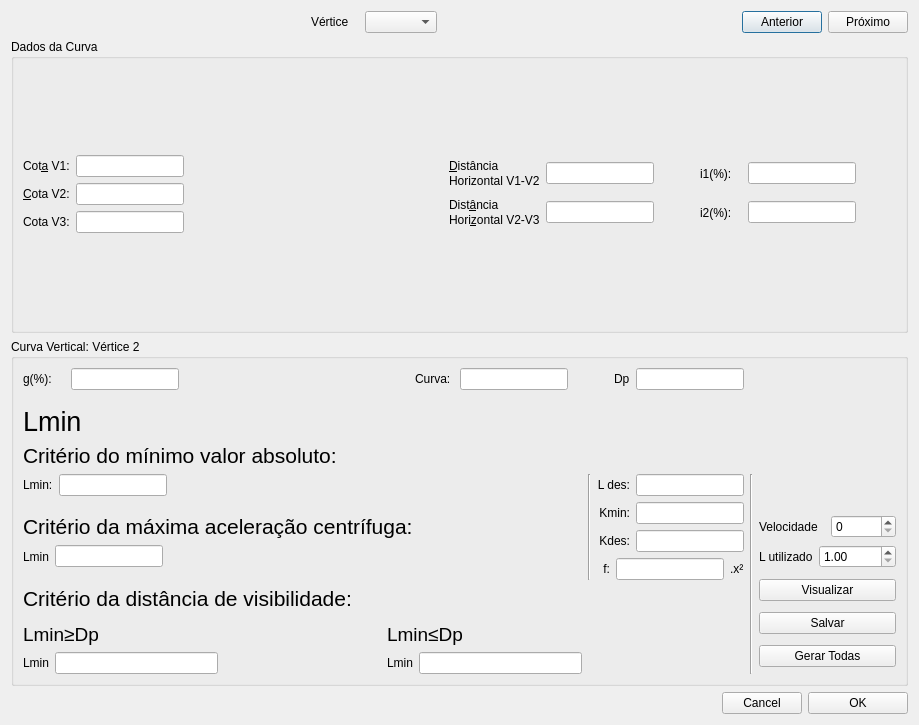
matheusfillipe/Topografia, file app/view/ui/Topo_dialog-cv.ui: the form before one commit.
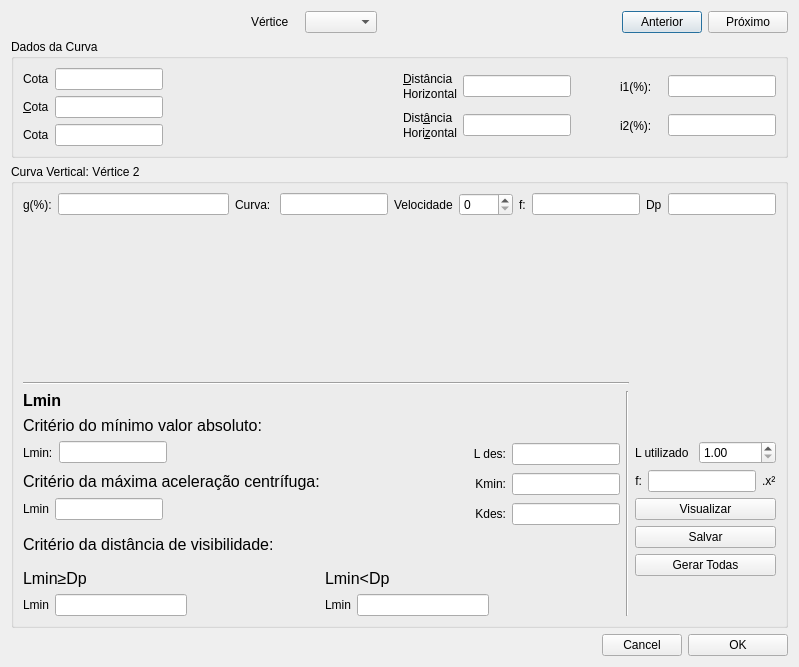
The form after the commit.

```diff
--- a/app/view/ui/Topo_dialog-cv.ui
+++ b/app/view/ui/Topo_dialog-cv.ui
@@ -6,8 +6,8 @@
    <rect>
     <x>0</x>
     <y>0</y>
-    <width>919</width>
-    <height>725</height>
+    <width>799</width>
+    <height>667</height>
    </rect>
   </property>
   <property name="windowTitle">
@@ -41,7 +41,7 @@
                <number>1</number>
               </property>
               <property name="text">
-               <string>Cot&amp;a V1:</string>
+               <string>Cota</string>
               </property>
               <property name="alignment">
                <set>Qt::AlignLeading|Qt::AlignLeft|Qt::AlignVCenter</set>
@@ -96,7 +96,7 @@
                <string extracomment="Cota do vértice em edição"/>
               </property>
               <property name="text">
-               <string>&amp;Cota V2:</string>
+               <string>&amp;Cota</string>
               </property>
               <property name="buddy">
                <cstring>uicota</cstring>
@@ -151,7 +151,7 @@
                <string extracomment="Cota do vértice em edição"/>
               </property>
               <property name="text">
-               <string>Cota V3:</string>
+               <string>Cota</string>
               </property>
               <property name="buddy">
                <cstring>uicota2</cstring>
@@ -222,7 +222,7 @@
                  <string extracomment="Distância horizontal ao vértice anterior"/>
                 </property>
                 <property name="text">
-                 <string>Horizontal V1-V2</string>
+                 <string>Horizontal</string>
                 </property>
                </widget>
               </item>
@@ -285,19 +285,6 @@
                 </property>
                </widget>
               </item>
-              <item>
-               <spacer name="horizontalSpacer_11">
-                <property name="orientation">
-                 <enum>Qt::Horizontal</enum>
-                </property>
-                <property name="sizeHint" stdset="0">
-                 <size>
-                  <width>40</width>
-                  <height>20</height>
-                 </size>
-                </property>
-               </spacer>
-              </item>
              </layout>
             </item>
            </layout>
@@ -322,7 +309,7 @@
               <item>
                <widget class="QLabel" name="label_12">
                 <property name="text">
-                 <string>Hori&amp;zontal V2-V3</string>
+                 <string>Hori&amp;zontal</string>
                 </property>
                 <property name="buddy">
                  <cstring>uihorizontal2</cstring>
@@ -388,19 +375,6 @@
                 </property>
                </widget>
               </item>
-              <item>
-               <spacer name="horizontalSpacer_14">
-                <property name="orientation">
-                 <enum>Qt::Horizontal</enum>
-                </property>
-                <property name="sizeHint" stdset="0">
-                 <size>
-                  <width>40</width>
-                  <height>20</height>
-                 </size>
-                </property>
-               </spacer>
-              </item>
              </layout>
             </item>
            </layout>
@@ -522,146 +496,20 @@
       <string>Curva Vertical: Vértice 2</string>
      </property>
      <layout class="QGridLayout" name="gridLayout_2">
-      <item row="6" column="4">
-       <layout class="QHBoxLayout" name="horizontalLayout_19">
-        <item>
-         <widget class="QLabel" name="label_5">
-          <property name="text">
-           <string>Velocidade</string>
-          </property>
-         </widget>
-        </item>
-        <item>
-         <widget class="QSpinBox" name="velproj">
-          <property name="toolTip">
-           <string>Velocidade de projeto</string>
-          </property>
-          <property name="minimum">
-           <number>0</number>
-          </property>
-          <property name="maximum">
-           <number>400</number>
-          </property>
-          <property name="singleStep">
-           <number>10</number>
-          </property>
-          <property name="value">
-           <number>0</number>
-          </property>
-         </widget>
-        </item>
-       </layout>
-      </item>
-      <item row="0" column="0" colspan="3">
-       <layout class="QHBoxLayout" name="horizontalLayout_9">
-        <item>
-         <layout class="QHBoxLayout" name="horizontalLayout_5">
-          <item>
-           <widget class="QLabel" name="cotaLabel_2">
-            <property name="text">
-             <string>g(%):    </string>
-            </property>
-           </widget>
-          </item>
-          <item>
-           <widget class="QLineEdit" name="uiG">
-            <property name="sizePolicy">
-             <sizepolicy hsizetype="Fixed" vsizetype="Fixed">
-              <horstretch>0</horstretch>
-              <verstretch>0</verstretch>
-             </sizepolicy>
-            </property>
-            <property name="readOnly">
-             <bool>true</bool>
-            </property>
-           </widget>
-          </item>
-          <item>
-           <spacer name="horizontalSpacer_8">
-            <property name="orientation">
-             <enum>Qt::Horizontal</enum>
-            </property>
-            <property name="sizeHint" stdset="0">
-             <size>
-              <width>40</width>
-              <height>20</height>
-             </size>
-            </property>
-           </spacer>
-          </item>
-          <item>
-           <layout class="QHBoxLayout" name="horizontalLayout_11">
-            <item>
-             <widget class="QLabel" name="cotaLabel_9">
-              <property name="sizePolicy">
-               <sizepolicy hsizetype="Maximum" vsizetype="Preferred">
-                <horstretch>0</horstretch>
-                <verstretch>0</verstretch>
-               </sizepolicy>
-              </property>
-              <property name="text">
-               <string>Curva: </string>
-              </property>
-             </widget>
-            </item>
-            <item>
-             <widget class="QLineEdit" name="uiCurveType">
-              <property name="enabled">
-               <bool>true</bool>
-              </property>
-              <property name="sizePolicy">
-               <sizepolicy hsizetype="Fixed" vsizetype="Fixed">
-                <horstretch>0</horstretch>
-                <verstretch>0</verstretch>
-               </sizepolicy>
-              </property>
-              <property name="readOnly">
-               <bool>true</bool>
-              </property>
-             </widget>
-            </item>
-            <item>
-             <spacer name="horizontalSpacer_16">
-              <property name="orientation">
-               <enum>Qt::Horizontal</enum>
-              </property>
-              <property name="sizeHint" stdset="0">
-               <size>
-                <width>40</width>
-                <height>20</height>
-               </size>
-              </property>
-             </spacer>
-            </item>
-            <item>
-             <widget class="QLabel" name="label_2">
-              <property name="text">
-               <string>Dp</string>
-              </property>
-             </widget>
-            </item>
-            <item>
-             <widget class="QLineEdit" name="uiDp"/>
-            </item>
-           </layout>
-          </item>
-         </layout>
-        </item>
-       </layout>
-      </item>
       <item row="2" column="0">
-       <widget class="QLabel" name="label_15">
-        <property name="font">
-         <font>
-          <pointsize>20</pointsize>
-         </font>
+       <spacer name="verticalSpacer_2">
+        <property name="orientation">
+         <enum>Qt::Vertical</enum>
         </property>
-        <property name="text">
-         <string>Lmin</string>
+        <property name="sizeHint" stdset="0">
+         <size>
+          <width>20</width>
+          <height>40</height>
+         </size>
         </property>
-       </widget>
+       </spacer>
       </item>
-      <item row="0" column="4">
+      <item row="4" column="3">
        <widget class="QLabel" name="uiAlertaLb">
         <property name="font">
          <font>
@@ -674,7 +522,80 @@
         </property>
        </widget>
       </item>
-      <item row="7" column="4">
+      <item row="4" column="0">
+       <widget class="QLabel" name="label_15">
+        <property name="font">
+         <font>
+          <pointsize>12</pointsize>
+          <weight>75</weight>
+          <bold>true</bold>
+         </font>
+        </property>
+        <property name="text">
+         <string>Lmin</string>
+        </property>
+       </widget>
+      </item>
+      <item row="4" column="2" rowspan="10">
+       <widget class="Line" name="line_2">
+        <property name="orientation">
+         <enum>Qt::Vertical</enum>
+        </property>
+       </widget>
+      </item>
+      <item row="5" column="0">
+       <widget class="QLabel" name="label_6">
+        <property name="font">
+         <font>
+          <pointsize>12</pointsize>
+         </font>
+        </property>
+        <property name="text">
+         <string>Critério do mínimo valor absoluto:</string>
+        </property>
+       </widget>
+      </item>
+      <item row="7" column="3">
+       <layout class="QHBoxLayout" name="horizontalLayout_18">
+        <item>
+         <widget class="QLabel" name="cotaLabel_10">
+          <property name="toolTip">
+           <string extracomment="Constante g/(2L)"/>
+          </property>
+          <property name="text">
+           <string>f:</string>
+          </property>
+          <property name="alignment">
+           <set>Qt::AlignRight|Qt::AlignTrailing|Qt::AlignVCenter</set>
+          </property>
+         </widget>
+        </item>
+        <item>
+         <widget class="QLineEdit" name="uif">
+          <property name="sizePolicy">
+           <sizepolicy hsizetype="Fixed" vsizetype="Fixed">
+            <horstretch>0</horstretch>
+            <verstretch>0</verstretch>
+           </sizepolicy>
+          </property>
+          <property name="toolTip">
+           <string comment="?" extracomment="Constante g/(2L)"/>
+          </property>
+          <property name="readOnly">
+           <bool>true</bool>
+          </property>
+         </widget>
+        </item>
+        <item>
+         <widget class="QLabel" name="label_4">
+          <property name="text">
+           <string>.x²</string>
+          </property>
+         </widget>
+        </item>
+       </layout>
+      </item>
+      <item row="6" column="3">
        <layout class="QHBoxLayout" name="horizontalLayout_31">
         <item>
          <widget class="QLabel" name="cotaLabel_23">
@@ -698,215 +619,7 @@
         </item>
        </layout>
       </item>
-      <item row="3" column="0">
-       <widget class="QLabel" name="label_6">
-        <property name="font">
-         <font>
-          <pointsize>16</pointsize>
-         </font>
-        </property>
-        <property name="text">
-         <string>Critério do mínimo valor absoluto:</string>
-        </property>
-       </widget>
-      </item>
-      <item row="1" column="0">
-       <spacer name="verticalSpacer_2">
-        <property name="orientation">
-         <enum>Qt::Vertical</enum>
-        </property>
-        <property name="sizeType">
-         <enum>QSizePolicy::Fixed</enum>
-        </property>
-        <property name="sizeHint" stdset="0">
-         <size>
-          <width>20</width>
-          <height>10</height>
-         </size>
-        </property>
-       </spacer>
-      </item>
-      <item row="4" column="2" rowspan="5">
-       <layout class="QVBoxLayout" name="verticalLayout_4">
-        <item>
-         <layout class="QHBoxLayout" name="horizontalLayout_13">
-          <item>
-           <widget class="QLabel" name="cotaLabel_19">
-            <property name="sizePolicy">
-             <sizepolicy hsizetype="Minimum" vsizetype="Preferred">
-              <horstretch>0</horstretch>
-              <verstretch>0</verstretch>
-             </sizepolicy>
-            </property>
-            <property name="text">
-             <string>L des:</string>
-            </property>
-            <property name="alignment">
-             <set>Qt::AlignRight|Qt::AlignTrailing|Qt::AlignVCenter</set>
-            </property>
-           </widget>
-          </item>
-          <item>
-           <widget class="QLineEdit" name="uiLdes">
-            <property name="sizePolicy">
-             <sizepolicy hsizetype="Fixed" vsizetype="Fixed">
-              <horstretch>0</horstretch>
-              <verstretch>0</verstretch>
-             </sizepolicy>
-            </property>
-            <property name="readOnly">
-             <bool>true</bool>
-            </property>
-           </widget>
-          </item>
-         </layout>
-        </item>
-        <item>
-         <layout class="QHBoxLayout" name="horizontalLayout_28">
-          <item>
-           <widget class="QLabel" name="cotaLabel_20">
-            <property name="text">
-             <string>Kmin:</string>
-            </property>
-            <property name="alignment">
-             <set>Qt::AlignRight|Qt::AlignTrailing|Qt::AlignVCenter</set>
-            </property>
-           </widget>
-          </item>
-          <item>
-           <widget class="QLineEdit" name="uiKmin">
-            <property name="sizePolicy">
-             <sizepolicy hsizetype="Fixed" vsizetype="Fixed">
-              <horstretch>0</horstretch>
-              <verstretch>0</verstretch>
-             </sizepolicy>
-            </property>
-            <property name="readOnly">
-             <bool>true</bool>
-            </property>
-           </widget>
-          </item>
-         </layout>
-        </item>
-        <item>
-         <layout class="QHBoxLayout" name="horizontalLayout_29">
-          <item>
-           <widget class="QLabel" name="cotaLabel_21">
-            <property name="text">
-             <string>Kdes:</string>
-            </property>
-            <property name="alignment">
-             <set>Qt::AlignRight|Qt::AlignTrailing|Qt::AlignVCenter</set>
-            </property>
-           </widget>
-          </item>
-          <item>
-           <widget class="QLineEdit" name="uiKdes">
-            <property name="sizePolicy">
-             <sizepolicy hsizetype="Fixed" vsizetype="Fixed">
-              <horstretch>0</horstretch>
-              <verstretch>0</verstretch>
-             </sizepolicy>
-            </property>
-            <property name="readOnly">
-             <bool>true</bool>
-            </property>
-           </widget>
-          </item>
-         </layout>
-        </item>
-        <item>
-         <layout class="QHBoxLayout" name="horizontalLayout_18">
-          <item>
-           <widget class="QLabel" name="cotaLabel_10">
-            <property name="toolTip">
-             <string extracomment="Constante g/(2L)"/>
-            </property>
-            <property name="text">
-             <string>f:</string>
-            </property>
-            <property name="alignment">
-             <set>Qt::AlignRight|Qt::AlignTrailing|Qt::AlignVCenter</set>
-            </property>
-           </widget>
-          </item>
-          <item>
-           <widget class="QLineEdit" name="uif">
-            <property name="sizePolicy">
-             <sizepolicy hsizetype="Fixed" vsizetype="Fixed">
-              <horstretch>0</horstretch>
-              <verstretch>0</verstretch>
-             </sizepolicy>
-            </property>
-            <property name="toolTip">
-             <string comment="?" extracomment="Constante g/(2L)"/>
-            </property>
-            <property name="readOnly">
-             <bool>true</bool>
-            </property>
-           </widget>
-          </item>
-          <item>
-           <widget class="QLabel" name="label_4">
-            <property name="text">
-             <string>.x²</string>
-            </property>
-           </widget>
-          </item>
-         </layout>
-        </item>
-       </layout>
-      </item>
-      <item row="4" column="0">
-       <layout class="QHBoxLayout" name="horizontalLayout_4">
-        <item>
-         <widget class="QLabel" name="cotaLabel_7">
-          <property name="text">
-           <string>Lmin:</string>
-          </property>
-         </widget>
-        </item>
-        <item>
-         <widget class="QLineEdit" name="uiL">
-          <property name="sizePolicy">
-           <sizepolicy hsizetype="Fixed" vsizetype="Fixed">
-            <horstretch>0</horstretch>
-            <verstretch>0</verstretch>
-           </sizepolicy>
-          </property>
-          <property name="readOnly">
-           <bool>true</bool>
-          </property>
-         </widget>
-        </item>
-        <item>
-         <spacer name="horizontalSpacer_10">
-          <property name="orientation">
-           <enum>Qt::Horizontal</enum>
-          </property>
-          <property name="sizeHint" stdset="0">
-           <size>
-            <width>40</width>
-            <height>20</height>
-           </size>
-          </property>
-         </spacer>
-        </item>
-       </layout>
-      </item>
-      <item row="6" column="0">
-       <widget class="QLabel" name="label_7">
-        <property name="font">
-         <font>
-          <pointsize>16</pointsize>
-         </font>
-        </property>
-        <property name="text">
-         <string>Critério da máxima aceleração centrífuga:</string>
-        </property>
-       </widget>
-      </item>
-      <item row="7" column="0">
+      <item row="8" column="0">
        <layout class="QHBoxLayout" name="horizontalLayout_12">
         <item>
          <widget class="QLabel" name="label_3">
@@ -946,14 +659,144 @@
         </item>
        </layout>
       </item>
-      <item row="11" column="0" rowspan="2" colspan="3">
+      <item row="0" column="0" colspan="4">
+       <layout class="QHBoxLayout" name="horizontalLayout_9">
+        <item>
+         <layout class="QHBoxLayout" name="horizontalLayout_5">
+          <item>
+           <widget class="QLabel" name="cotaLabel_2">
+            <property name="text">
+             <string>g(%):</string>
+            </property>
+           </widget>
+          </item>
+          <item>
+           <widget class="QLineEdit" name="uiG">
+            <property name="sizePolicy">
+             <sizepolicy hsizetype="Expanding" vsizetype="Fixed">
+              <horstretch>0</horstretch>
+              <verstretch>0</verstretch>
+             </sizepolicy>
+            </property>
+            <property name="readOnly">
+             <bool>true</bool>
+            </property>
+           </widget>
+          </item>
+          <item>
+           <layout class="QHBoxLayout" name="horizontalLayout_11">
+            <item>
+             <widget class="QLabel" name="cotaLabel_9">
+              <property name="sizePolicy">
+               <sizepolicy hsizetype="Maximum" vsizetype="Preferred">
+                <horstretch>0</horstretch>
+                <verstretch>0</verstretch>
+               </sizepolicy>
+              </property>
+              <property name="text">
+               <string>Curva: </string>
+              </property>
+             </widget>
+            </item>
+            <item>
+             <widget class="QLineEdit" name="uiCurveType">
+              <property name="enabled">
+               <bool>true</bool>
+              </property>
+              <property name="sizePolicy">
+               <sizepolicy hsizetype="Expanding" vsizetype="Fixed">
+                <horstretch>0</horstretch>
+                <verstretch>0</verstretch>
+               </sizepolicy>
+              </property>
+              <property name="readOnly">
+               <bool>true</bool>
+              </property>
+             </widget>
+            </item>
+            <item>
+             <layout class="QHBoxLayout" name="horizontalLayout_19">
+              <item>
+               <widget class="QLabel" name="label_5">
+                <property name="text">
+                 <string>Velocidade</string>
+                </property>
+               </widget>
+              </item>
+              <item>
+               <widget class="QSpinBox" name="velproj">
+                <property name="toolTip">
+                 <string>Velocidade de projeto</string>
+                </property>
+                <property name="minimum">
+                 <number>0</number>
+                </property>
+                <property name="maximum">
+                 <number>1000</number>
+                </property>
+                <property name="singleStep">
+                 <number>10</number>
+                </property>
+                <property name="value">
+                 <number>0</number>
+                </property>
+               </widget>
+              </item>
+             </layout>
+            </item>
+            <item>
+             <widget class="QLabel" name="label_18">
+              <property name="text">
+               <string>f:</string>
+              </property>
+             </widget>
+            </item>
+            <item>
+             <widget class="QLineEdit" name="uiff">
+              <property name="sizePolicy">
+               <sizepolicy hsizetype="Expanding" vsizetype="Fixed">
+                <horstretch>0</horstretch>
+                <verstretch>0</verstretch>
+               </sizepolicy>
+              </property>
+             </widget>
+            </item>
+            <item>
+             <widget class="QLabel" name="label_2">
+              <property name="text">
+               <string>Dp</string>
+              </property>
+             </widget>
+            </item>
+            <item>
+             <widget class="QLineEdit" name="uiDp">
+              <property name="sizePolicy">
+               <sizepolicy hsizetype="Expanding" vsizetype="Fixed">
+                <horstretch>0</horstretch>
+                <verstretch>0</verstretch>
+               </sizepolicy>
+              </property>
+             </widget>
+            </item>
+           </layout>
+          </item>
+         </layout>
+        </item>
+       </layout>
+      </item>
+      <item row="12" column="0" rowspan="2" colspan="2">
        <layout class="QHBoxLayout" name="horizontalLayout_20">
         <item>
          <layout class="QVBoxLayout" name="verticalLayout">
           <item>
            <widget class="QLabel" name="label_17">
+            <property name="font">
+             <font>
+              <pointsize>12</pointsize>
+             </font>
+            </property>
             <property name="text">
-             <string>&lt;html&gt;&lt;head/&gt;&lt;body&gt;&lt;p&gt;&lt;span style=&quot; font-size:14pt;&quot;&gt;Lmin&amp;ge;Dp&lt;/span&gt;&lt;/p&gt;&lt;/body&gt;&lt;/html&gt;</string>
+             <string>&lt;html&gt;&lt;head/&gt;&lt;body&gt;&lt;p&gt;Lmin≥Dp&lt;/p&gt;&lt;/body&gt;&lt;/html&gt;</string>
             </property>
             <property name="alignment">
              <set>Qt::AlignLeading|Qt::AlignLeft|Qt::AlignVCenter</set>
@@ -999,11 +842,11 @@
            <widget class="QLabel" name="label_16">
             <property name="font">
              <font>
-              <pointsize>14</pointsize>
+              <pointsize>12</pointsize>
              </font>
             </property>
             <property name="text">
-             <string>&lt;html&gt;&lt;head/&gt;&lt;body&gt;&lt;p&gt;Lmin&amp;le;Dp&lt;/p&gt;&lt;/body&gt;&lt;/html&gt;</string>
+             <string>&lt;html&gt;&lt;head/&gt;&lt;body&gt;&lt;p&gt;Lmin&amp;lt;Dp&lt;/p&gt;&lt;/body&gt;&lt;/html&gt;</string>
             </property>
             <property name="alignment">
              <set>Qt::AlignLeading|Qt::AlignLeft|Qt::AlignVCenter</set>
@@ -1045,19 +888,7 @@
         </item>
        </layout>
       </item>
-      <item row="9" column="0">
-       <widget class="QLabel" name="label_10">
-        <property name="font">
-         <font>
-          <pointsize>16</pointsize>
-         </font>
-        </property>
-        <property name="text">
-         <string>Critério da distância de visibilidade:</string>
-        </property>
-       </widget>
-      </item>
-      <item row="8" column="4" rowspan="5">
+      <item row="8" column="3" rowspan="6">
        <layout class="QVBoxLayout" name="verticalLayout_2">
         <item>
          <widget class="QPushButton" name="viewCurveBtn">
@@ -1080,19 +911,177 @@
           </property>
          </widget>
         </item>
+        <item>
+         <spacer name="verticalSpacer">
+          <property name="orientation">
+           <enum>Qt::Vertical</enum>
+          </property>
+          <property name="sizeHint" stdset="0">
+           <size>
+            <width>20</width>
+            <height>40</height>
+           </size>
+          </property>
+         </spacer>
+        </item>
        </layout>
       </item>
-      <item row="4" column="1" rowspan="5">
+      <item row="7" column="0">
+       <widget class="QLabel" name="label_7">
+        <property name="font">
+         <font>
+          <pointsize>12</pointsize>
+         </font>
+        </property>
+        <property name="text">
+         <string>Critério da máxima aceleração centrífuga:</string>
+        </property>
+       </widget>
+      </item>
+      <item row="10" column="0">
+       <widget class="QLabel" name="label_10">
+        <property name="font">
+         <font>
+          <pointsize>12</pointsize>
+         </font>
+        </property>
+        <property name="text">
+         <string>Critério da distância de visibilidade:</string>
+        </property>
+       </widget>
+      </item>
+      <item row="6" column="1" rowspan="4">
+       <layout class="QVBoxLayout" name="verticalLayout_4">
+        <item>
+         <layout class="QHBoxLayout" name="horizontalLayout_13">
+          <item>
+           <widget class="QLabel" name="cotaLabel_19">
+            <property name="sizePolicy">
+             <sizepolicy hsizetype="Minimum" vsizetype="Preferred">
+              <horstretch>0</horstretch>
+              <verstretch>0</verstretch>
+             </sizepolicy>
+            </property>
+            <property name="text">
+             <string>L des:</string>
+            </property>
+            <property name="alignment">
+             <set>Qt::AlignRight|Qt::AlignTrailing|Qt::AlignVCenter</set>
+            </property>
+           </widget>
+          </item>
+          <item>
+           <widget class="QLineEdit" name="uiLdes">
+            <property name="sizePolicy">
+             <sizepolicy hsizetype="Fixed" vsizetype="Fixed">
+              <horstretch>0</horstretch>
+              <verstretch>0</verstretch>
+             </sizepolicy>
+            </property>
+            <property name="readOnly">
+             <bool>true</bool>
+            </property>
+           </widget>
+          </item>
+         </layout>
+        </item>
+        <item>
+         <layout class="QHBoxLayout" name="horizontalLayout_28">
+          <item>
+           <widget class="QLabel" name="cotaLabel_20">
+            <property name="text">
+             <string>Kmin:</string>
+            </property>
+            <property name="alignment">
+             <set>Qt::AlignRight|Qt::AlignTrailing|Qt::AlignVCenter</set>
+            </property>
+           </widget>
+          </item>
+          <item>
+           <widget class="QLineEdit" name="uiKmin">
+            <property name="sizePolicy">
+             <sizepolicy hsizetype="Fixed" vsizetype="Fixed">
+              <horstretch>0</horstretch>
+              <verstretch>0</verstretch>
+             </sizepolicy>
+            </property>
+            <property name="readOnly">
+             <bool>true</bool>
+            </property>
+           </widget>
+          </item>
+         </layout>
+        </item>
+        <item>
+         <layout class="QHBoxLayout" name="horizontalLayout_29">
+          <item>
+           <widget class="QLabel" name="cotaLabel_21">
+            <property name="text">
+             <string>Kdes:</string>
+            </property>
+            <property name="alignment">
+             <set>Qt::AlignRight|Qt::AlignTrailing|Qt::AlignVCenter</set>
+            </property>
+           </widget>
+          </item>
+          <item>
+           <widget class="QLineEdit" name="uiKdes">
+            <property name="sizePolicy">
+             <sizepolicy hsizetype="Fixed" vsizetype="Fixed">
+              <horstretch>0</horstretch>
+              <verstretch>0</verstretch>
+             </sizepolicy>
+            </property>
+            <property name="readOnly">
+             <bool>true</bool>
+            </property>
+           </widget>
+          </item>
+         </layout>
+        </item>
+       </layout>
+      </item>
+      <item row="6" column="0">
+       <layout class="QHBoxLayout" name="horizontalLayout_4">
+        <item>
+         <widget class="QLabel" name="cotaLabel_7">
+          <property name="text">
+           <string>Lmin:</string>
+          </property>
+         </widget>
+        </item>
+        <item>
+         <widget class="QLineEdit" name="uiL">
+          <property name="sizePolicy">
+           <sizepolicy hsizetype="Fixed" vsizetype="Fixed">
+            <horstretch>0</horstretch>
+            <verstretch>0</verstretch>
+           </sizepolicy>
+          </property>
+          <property name="readOnly">
+           <bool>true</bool>
+          </property>
+         </widget>
+        </item>
+        <item>
+         <spacer name="horizontalSpacer_10">
+          <property name="orientation">
+           <enum>Qt::Horizontal</enum>
+          </property>
+          <property name="sizeHint" stdset="0">
+           <size>
+            <width>40</width>
+            <height>20</height>
+           </size>
+          </property>
+         </spacer>
+        </item>
+       </layout>
+      </item>
+      <item row="3" column="0" colspan="3">
        <widget class="Line" name="line">
         <property name="orientation">
-         <enum>Qt::Vertical</enum>
-        </property>
-       </widget>
-      </item>
-      <item row="4" column="3" rowspan="9">
-       <widget class="Line" name="line_2">
-        <property name="orientation">
-         <enum>Qt::Vertical</enum>
+         <enum>Qt::Horizontal</enum>
         </property>
        </widget>
       </item>
```
